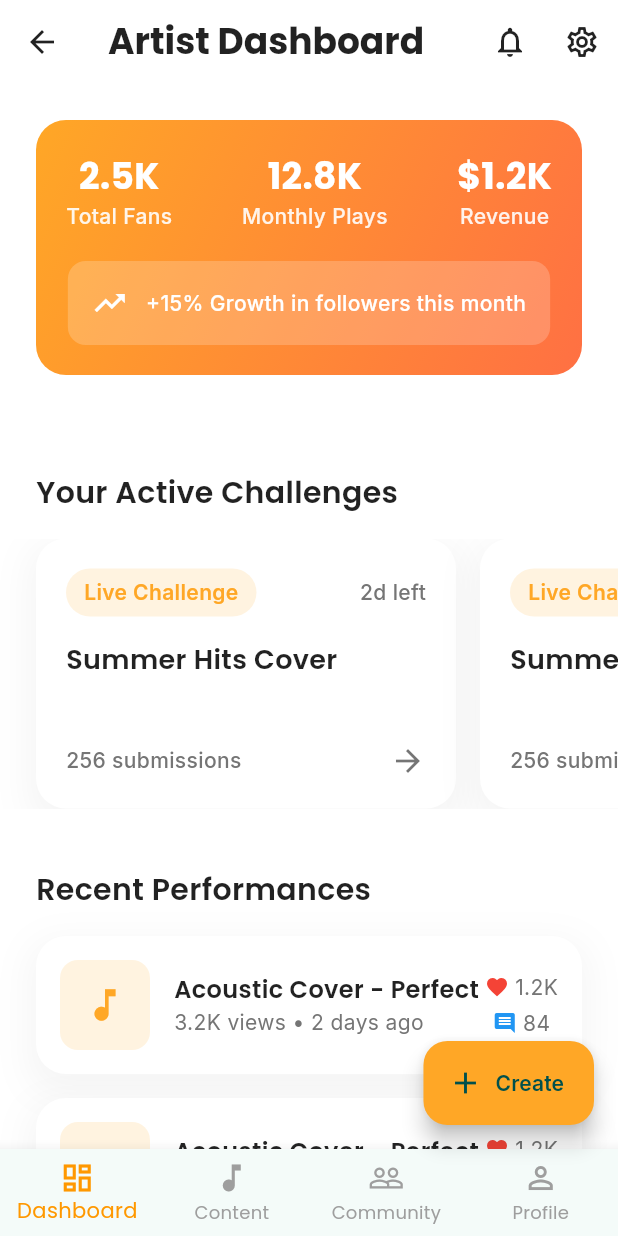
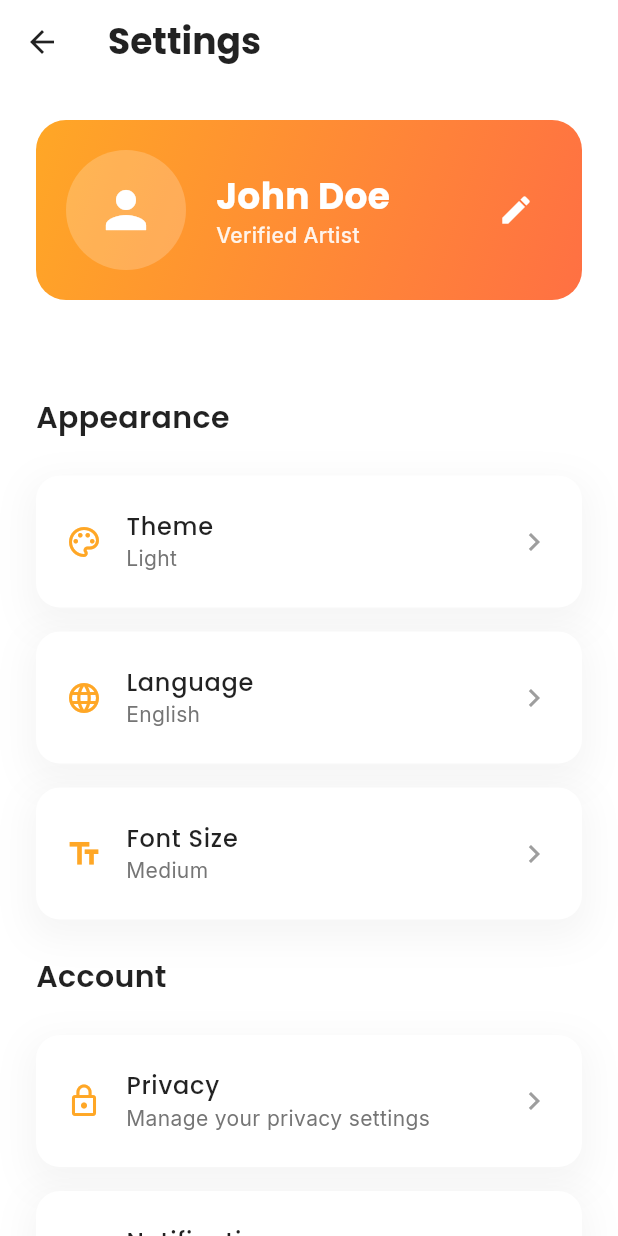
Before and after one commit to delbertkimbi/StarShine, a Flutter app: the ArtistHomeScreen screen opened by its route, after a tap on the "settings" icon, on a phone screen of 412 x 824 dp. Run offline on Flutter 3.47's test engine with Material 3 defaults, Android fonts, the phone set to English and light mode, and no system bars; our stand-ins replace cached_network_image, flutter_animate, get, google_fonts.

Commit message:
add the notifications

```diff
--- a/star_shine/lib/constants/app_routes.dart
+++ b/star_shine/lib/constants/app_routes.dart
@@ -1,8 +1,11 @@
 // routes.dart
 import 'package:flutter/material.dart';
 import 'package:star_shine/screens/artist_homescreen.dart';
+import 'package:star_shine/screens/artist_landing.dart';
 import 'package:star_shine/screens/artist_login_screen.dart';
 import 'package:star_shine/screens/artist_signup.dart';
+import 'package:star_shine/screens/artists/artist_notifications.dart';
+import 'package:star_shine/screens/artists/artist_settings_screen.dart';
 import 'package:star_shine/screens/fan_home_screen.dart';
 import 'package:star_shine/screens/splash_screen.dart';
 import 'package:star_shine/screens/user_signup.dart';
@@ -12,22 +15,29 @@ class AppRoutes {
   static const String splash = '/splash';
   static const String userTypeSelection = '/user-type-selection';
   static const String fanLogin = '/fan-login';
+  static const String fanRegistration = '/fan-registration';
+  static const String fanHome = '/fan-home';
+
+  static const String artistLanding = '/artist-landing';
+  static const String artistHome = '/artist-home';
   static const String artistLogin = '/artist-login';
-  static const String fanRegistration = '/fan-registration';
+  static const String artistNotifications = '/artist-notification';
   static const String artistRegistration = '/artist-registration';
-  static const String fanHome = '/fan-home';
-  static const String artistHome = '/artist-home';
+  static const String artistSettings = '/artist-settings';
 
   static Map<String, WidgetBuilder> getRoutes() {
     return {
       splash: (context) => const SplashScreen(), // You'll need to create this
       userTypeSelection: (context) => const UserTypeSelectionScreen(),
       fanLogin: (context) => const UserSignUp(),
+      artistLanding: (context) => const ArtistLanding(),
       artistLogin: (context) => const ArtistLogin(),
       fanRegistration: (context) => const UserSignUp(),
       artistRegistration: (context) => const ArtistSignUp(),
       fanHome: (context) => const FanHomeScreen(),
       artistHome: (context) => const ArtistHomeScreen(),
+      artistSettings: (context) => const ArtistSettingsScreen(),
+      artistNotifications: (context) => const ArtistNotificationScreen(),
     };
   }
 }
--- a/star_shine/lib/screens/artist_homescreen.dart
+++ b/star_shine/lib/screens/artist_homescreen.dart
@@ -1,6 +1,7 @@
 // artist_home_screen.dart
 import 'package:flutter/material.dart';
 import 'package:google_fonts/google_fonts.dart';
+import 'package:get/get.dart';
 
 class ArtistHomeScreen extends StatelessWidget {
   const ArtistHomeScreen({super.key});
@@ -20,13 +21,13 @@ class ArtistHomeScreen extends StatelessWidget {
           IconButton(
             icon: const Icon(Icons.notifications_outlined),
             onPressed: () {
-              // Implement notifications
+              Get.toNamed('/artist-notification');
             },
           ),
           IconButton(
             icon: const Icon(Icons.settings_outlined),
             onPressed: () {
-              // Implement settings
+              Get.toNamed('/artist-settings');
             },
           ),
         ],
@@ -403,7 +404,7 @@ class ArtistHomeScreen extends StatelessWidget {
                   ),
                   const SizedBox(height: 8),
                   Text(
-                    '1. New York\n2. London\n3. Tokyo',
+                    '1. Douala\n2. Buea\n3. Garoua',
                     style: GoogleFonts.inter(
                       fontSize: 14,
                       color: Colors.grey[600],
--- /dev/null
+++ b/star_shine/lib/screens/artists/artist_settings_screen.dart
@@ -0,0 +1,396 @@
+import 'package:flutter/material.dart';
+import 'package:google_fonts/google_fonts.dart';
+import 'package:get/get.dart';
+
+class ArtistSettingsScreen extends StatelessWidget {
+  const ArtistSettingsScreen({super.key});
+
+  @override
+  Widget build(BuildContext context) {
+    return Scaffold(
+      appBar: AppBar(
+        leading: IconButton(
+          icon: const Icon(Icons.arrow_back),
+          onPressed: () => Navigator.pop(context),
+        ),
+        title: Text(
+          'Settings',
+          style: GoogleFonts.poppins(
+            fontSize: 24,
+            fontWeight: FontWeight.bold,
+          ),
+        ),
+      ),
+      body: SingleChildScrollView(
+        child: Column(
+          crossAxisAlignment: CrossAxisAlignment.start,
+          children: [
+            _buildProfileSection(),
+            const SizedBox(height: 24),
+            _buildSettingsCategory('Appearance', [
+              SettingItem(
+                icon: Icons.palette_outlined,
+                title: 'Theme',
+                subtitle: 'Light',
+                onTap: () {
+                  _showThemeDialog(context);
+                },
+              ),
+              SettingItem(
+                icon: Icons.language,
+                title: 'Language',
+                subtitle: 'English',
+                onTap: () {
+                  _showLanguageDialog(context);
+                },
+              ),
+              SettingItem(
+                icon: Icons.text_fields,
+                title: 'Font Size',
+                subtitle: 'Medium',
+                onTap: () {
+                  _showFontSizeDialog(context);
+                },
+              ),
+            ]),
+            _buildSettingsCategory('Account', [
+              SettingItem(
+                icon: Icons.lock_outline,
+                title: 'Privacy',
+                subtitle: 'Manage your privacy settings',
+                onTap: () {},
+              ),
+              SettingItem(
+                icon: Icons.notifications_outlined,
+                title: 'Notifications',
+                subtitle: 'Configure notification preferences',
+                onTap: () {},
+              ),
+              SettingItem(
+                icon: Icons.verified_outlined,
+                title: 'Verification',
+                subtitle: 'Verify your artist account',
+                onTap: () {},
+              ),
+            ]),
+            _buildSettingsCategory('Content & Monetization', [
+              SettingItem(
+                icon: Icons.attach_money,
+                title: 'Monetization Settings',
+                subtitle: 'Manage your revenue streams',
+                onTap: () {},
+              ),
+              SettingItem(
+                icon: Icons.music_note_outlined,
+                title: 'Content Preferences',
+                subtitle: 'Configure content settings',
+                onTap: () {},
+              ),
+              SettingItem(
+                icon: Icons.copyright_outlined,
+                title: 'Copyright Settings',
+                subtitle: 'Manage your content rights',
+                onTap: () {},
+              ),
+            ]),
+            _buildSettingsCategory('Community', [
+              SettingItem(
+                icon: Icons.people_outline,
+                title: 'Fan Interactions',
+                subtitle: 'Manage fan engagement settings',
+                onTap: () {},
+              ),
+              SettingItem(
+                icon: Icons.comment_outlined,
+                title: 'Comments',
+                subtitle: 'Configure comment moderation',
+                onTap: () {},
+              ),
+              SettingItem(
+                icon: Icons.block_outlined,
+                title: 'Blocked Users',
+                subtitle: 'Manage blocked accounts',
+                onTap: () {},
+              ),
+            ]),
+            _buildSettingsCategory('Support', [
+              SettingItem(
+                icon: Icons.help_outline,
+                title: 'Help Center',
+                subtitle: 'Get help and support',
+                onTap: () {},
+              ),
+              SettingItem(
+                icon: Icons.bug_report_outlined,
+                title: 'Report a Problem',
+                subtitle: 'Let us know about any issues',
+                onTap: () {},
+              ),
+            ]),
+            const SizedBox(height: 24),
+            _buildDangerZone(),
+            const SizedBox(height: 32),
+          ],
+        ),
+      ),
+    );
+  }
+
+  Widget _buildProfileSection() {
+    return Container(
+      margin: const EdgeInsets.all(24),
+      padding: const EdgeInsets.all(20),
+      decoration: BoxDecoration(
+        gradient: LinearGradient(
+          colors: [
+            Colors.orange.shade400,
+            Colors.deepOrange.shade400,
+          ],
+          begin: Alignment.topLeft,
+          end: Alignment.bottomRight,
+        ),
+        borderRadius: BorderRadius.circular(20),
+      ),
+      child: Row(
+        children: [
+          CircleAvatar(
+            radius: 40,
+            backgroundColor: Colors.white.withOpacity(0.2),
+            child: const Icon(
+              Icons.person,
+              size: 40,
+              color: Colors.white,
+            ),
+          ),
+          const SizedBox(width: 20),
+          Expanded(
+            child: Column(
+              crossAxisAlignment: CrossAxisAlignment.start,
+              children: [
+                Text(
+                  'John Doe',
+                  style: GoogleFonts.poppins(
+                    fontSize: 24,
+                    fontWeight: FontWeight.bold,
+                    color: Colors.white,
+                  ),
+                ),
+                Text(
+                  'Verified Artist',
+                  style: GoogleFonts.inter(
+                    color: Colors.white.withOpacity(0.9),
+                    fontWeight: FontWeight.w500,
+                  ),
+                ),
+              ],
+            ),
+          ),
+          IconButton(
+            icon: const Icon(
+              Icons.edit,
+              color: Colors.white,
+            ),
+            onPressed: () {},
+          ),
+        ],
+      ),
+    );
+  }
+
+  Widget _buildSettingsCategory(String title, List<SettingItem> items) {
+    return Column(
+      crossAxisAlignment: CrossAxisAlignment.start,
+      children: [
+        Padding(
+          padding: const EdgeInsets.symmetric(horizontal: 24.0, vertical: 16.0),
+          child: Text(
+            title,
+            style: GoogleFonts.poppins(
+              fontSize: 20,
+              fontWeight: FontWeight.w600,
+              color: Colors.black87,
+            ),
+          ),
+        ),
+        ...items.map((item) => _buildSettingItem(item)),
+      ],
+    );
+  }
+
+  Widget _buildSettingItem(SettingItem item) {
+    return Container(
+      margin: const EdgeInsets.symmetric(horizontal: 24, vertical: 8),
+      decoration: BoxDecoration(
+        color: Colors.white,
+        borderRadius: BorderRadius.circular(16),
+        boxShadow: [
+          BoxShadow(
+            color: Colors.grey.withOpacity(0.1),
+            blurRadius: 20,
+            offset: const Offset(0, 8),
+            spreadRadius: 5,
+          ),
+        ],
+      ),
+      child: ListTile(
+        leading: Icon(
+          item.icon,
+          color: Colors.orange.shade400,
+        ),
+        title: Text(
+          item.title,
+          style: GoogleFonts.poppins(
+            fontWeight: FontWeight.w500,
+            color: Colors.black87,
+          ),
+        ),
+        subtitle: Text(
+          item.subtitle,
+          style: GoogleFonts.inter(
+            color: Colors.grey[600],
+            fontSize: 14,
+          ),
+        ),
+        trailing: const Icon(
+          Icons.chevron_right,
+          color: Colors.grey,
+        ),
+        onTap: item.onTap,
+        contentPadding: const EdgeInsets.symmetric(
+          horizontal: 20,
+          vertical: 8,
+        ),
+      ),
+    );
+  }
+
+  Widget _buildDangerZone() {
+    return Container(
+      margin: const EdgeInsets.symmetric(horizontal: 24),
+      padding: const EdgeInsets.all(20),
+      decoration: BoxDecoration(
+        color: Colors.red.shade50,
+        borderRadius: BorderRadius.circular(20),
+        border: Border.all(
+          color: Colors.red.shade200,
+          width: 1,
+        ),
+      ),
+      child: Column(
+        crossAxisAlignment: CrossAxisAlignment.start,
+        children: [
+          Text(
+            'Danger Zone',
+            style: GoogleFonts.poppins(
+              fontSize: 18,
+              fontWeight: FontWeight.w600,
+              color: Colors.red,
+            ),
+          ),
+          const SizedBox(height: 16),
+          TextButton(
+            onPressed: () {},
+            child: Text(
+              'Deactivate Account',
+              style: GoogleFonts.inter(
+                color: Colors.red,
+                fontWeight: FontWeight.w500,
+              ),
+            ),
+          ),
+        ],
+      ),
+    );
+  }
+
+  void _showThemeDialog(BuildContext context) {
+    showDialog(
+      context: context,
+      builder: (context) => AlertDialog(
+        title: Text(
+          'Choose Theme',
+          style: GoogleFonts.poppins(
+            fontWeight: FontWeight.w600,
+          ),
+        ),
+        content: Column(
+          mainAxisSize: MainAxisSize.min,
+          children: [
+            _buildDialogOption('Light Theme', () => Get.back()),
+            _buildDialogOption('Dark Theme', () => Get.back()),
+            _buildDialogOption('System Default', () => Get.back()),
+          ],
+        ),
+      ),
+    );
+  }
+
+  void _showLanguageDialog(BuildContext context) {
+    showDialog(
+      context: context,
+      builder: (context) => AlertDialog(
+        title: Text(
+          'Choose Language',
+          style: GoogleFonts.poppins(
+            fontWeight: FontWeight.w600,
+          ),
+        ),
+        content: Column(
+          mainAxisSize: MainAxisSize.min,
+          children: [
+            _buildDialogOption('English', () => Get.back()),
+            _buildDialogOption('Spanish', () => Get.back()),
+            _buildDialogOption('French', () => Get.back()),
+            _buildDialogOption('German', () => Get.back()),
+          ],
+        ),
+      ),
+    );
+  }
+
+  void _showFontSizeDialog(BuildContext context) {
+    showDialog(
+      context: context,
+      builder: (context) => AlertDialog(
+        title: Text(
+          'Choose Font Size',
+          style: GoogleFonts.poppins(
+            fontWeight: FontWeight.w600,
+          ),
+        ),
+        content: Column(
+          mainAxisSize: MainAxisSize.min,
+          children: [
+            _buildDialogOption('Small', () => Get.back()),
+            _buildDialogOption('Medium', () => Get.back()),
+            _buildDialogOption('Large', () => Get.back()),
+          ],
+        ),
+      ),
+    );
+  }
+
+  Widget _buildDialogOption(String title, VoidCallback onTap) {
+    return ListTile(
+      title: Text(
+        title,
+        style: GoogleFonts.inter(),
+      ),
+      onTap: onTap,
+    );
+  }
+}
+
+class SettingItem {
+  final IconData icon;
+  final String title;
+  final String subtitle;
+  final VoidCallback onTap;
+
+  SettingItem({
+    required this.icon,
+    required this.title,
+    required this.subtitle,
+    required this.onTap,
+  });
+}
```
Also changed, not shown: star_shine/lib/screens/artists/artist_notifications.dart (added, +257 -0 lines).
